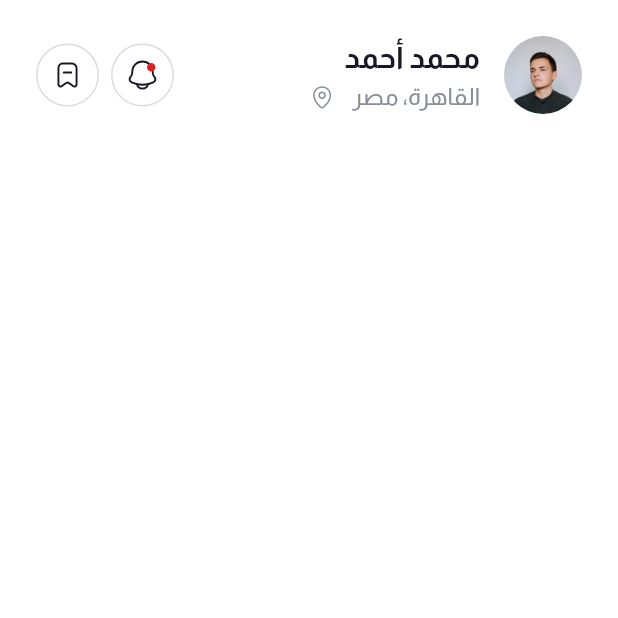
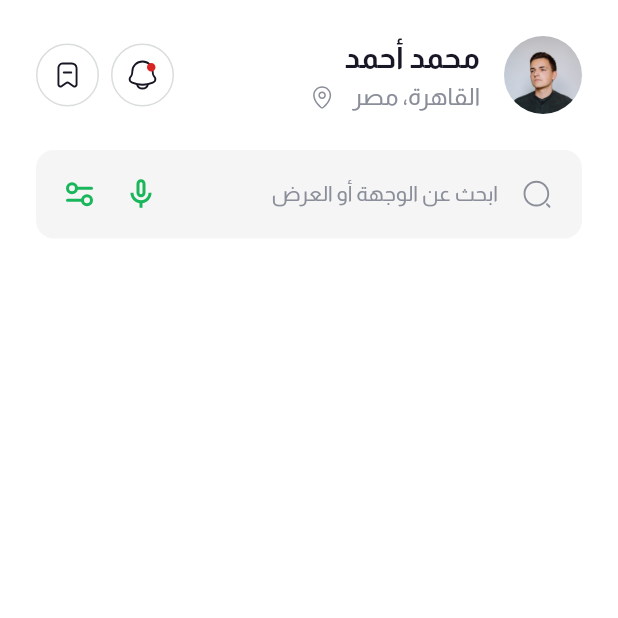
Before and after one commit to KaremMotaz/kera_app, a Flutter app: the screen it shows after launch, on a phone screen of 412 x 824 dp, the top half of it. Run offline on Flutter 3.47's test engine with Material 3 defaults, Android fonts, the phone set to English and light mode, and no system bars; our stand-ins replace flutter_spinkit, flutter_svg, go_router; missing offline and left inert: flutter_inner_shadow.

Commit message:
Finish Home Search Text Field UI

```diff
--- a/lib/core/routing/app_router.dart
+++ b/lib/core/routing/app_router.dart
@@ -8,6 +8,7 @@
 import 'package:kera_app/features/home/presentation/views/book_mark_view.dart';
 import 'package:kera_app/features/home/presentation/views/home_view.dart';
 import 'package:kera_app/features/home/presentation/views/notification_view.dart';
+import 'package:kera_app/features/home/presentation/views/search_view.dart';
 import 'package:kera_app/features/onboarding/onboarding_view.dart';
 import 'package:kera_app/features/profile/presentation/views/profile_view.dart';
 import 'routes.dart';
@@ -61,6 +62,10 @@
           path: Routes.notificationView,
           builder: (context, state) => const NotificationView(),
         ),
+        GoRoute(
+          path: Routes.searchView,
+          builder: (context, state) => const SearchView(),
+        ),
       ],
     );
   }
--- a/lib/core/routing/routes.dart
+++ b/lib/core/routing/routes.dart
@@ -11,4 +11,5 @@
   static const String profileView = '/profileView';
   static const String bookMarkView = '/bookMarkView';
   static const String notificationView = '/notificationView';
+  static const String searchView = '/searchView';
 }
--- a/lib/core/theming/app_colors.dart
+++ b/lib/core/theming/app_colors.dart
@@ -3,9 +3,9 @@
 class AppColors {
   static const Color textBlack = Color(0xff171725);
   static const Color lightGreen = Color(0xff59CF77);
-  static const Color brandGreen = Color(0xff32B453);
+  static const Color mainGreen = Color(0xff1AB65C);
   static const Color bodyGray = Color(0xff8A8E99);
   static const Color darkRed = Color(0xffdb2323);
-  static const Color lightGrey = Color(0xffBDBDBD);
   static const Color lighterGrey = Color(0xffDADDDD);
+  static const Color backgroundGrey = Color(0xffF5F5F5);
 }
--- a/lib/core/theming/app_styles.dart
+++ b/lib/core/theming/app_styles.dart
@@ -7,18 +7,20 @@
     fontSize: 20,
     fontWeight: FontWeightHelper.bold,
   );
-
-
-
   static const TextStyle extraBold26 = TextStyle(
     fontSize: 26,
     fontWeight: FontWeightHelper.extraBold,
   );
-
+  static const TextStyle regular14 = TextStyle(
+    fontSize: 14,
+    fontWeight: FontWeightHelper.regular,
+  );
   static const TextStyle regular16 = TextStyle(
     fontSize: 16,
     fontWeight: FontWeightHelper.regular,
   );
+
+
   static const TextStyle semiBold17 = TextStyle(
     fontSize: 17,
     fontWeight: FontWeightHelper.semiBold,
--- a/lib/core/widgets/app_text_button.dart
+++ b/lib/core/widgets/app_text_button.dart
@@ -25,7 +25,7 @@
         borderRadius: BorderRadius.circular(30),
         boxShadow: [
           BoxShadow(
-            color: shadowColor ?? AppColors.brandGreen,
+            color: shadowColor ?? AppColors.mainGreen,
             blurRadius: 0,
             offset: Offset(0, 0),
             spreadRadius: 2,
@@ -57,7 +57,7 @@
               color: Colors.white,
               gradient: withGradient == true
                   ? LinearGradient(
-                      colors: [AppColors.lightGreen, AppColors.brandGreen],
+                      colors: [AppColors.lightGreen, AppColors.mainGreen],
                       stops: const [0.0, 0.75],
                       begin: Alignment.topCenter,
                       end: Alignment.bottomCenter,
--- a/lib/core/widgets/app_text_form_field.dart
+++ b/lib/core/widgets/app_text_form_field.dart
@@ -17,7 +17,7 @@
     this.textStyle,
     required this.validator,
     this.textInputType,
-    this.prefixIcon,
+    this.prefixIcon, this.onTap, this.readOnly,
   });
   final TextEditingController? controller;
   final EdgeInsetsGeometry? contentPadding;
@@ -31,11 +31,15 @@
   final TextStyle? textStyle;
   final Function(String?) validator;
   final TextInputType? textInputType;
+  final VoidCallback? onTap;
+  final bool? readOnly;
 
   @override
   Widget build(BuildContext context) {
     return TextFormField(
-      cursorColor: AppColors.brandGreen,
+      onTap: onTap,
+      readOnly: readOnly ?? false,
+      cursorColor: AppColors.bodyGray,
       keyboardType: textInputType ?? TextInputType.name,
       controller: controller,
       decoration: InputDecoration(
@@ -54,15 +58,15 @@
             const EdgeInsets.symmetric(horizontal: 20, vertical: 18),
         focusedBorder:
             focusedBorder ??
-            buildOutLineInputBorder(borderColor: AppColors.lightGrey),
+            buildOutLineInputBorder(borderColor: AppColors.backgroundGrey),
         enabledBorder:
             enabledBorder ??
-            buildOutLineInputBorder(borderColor: AppColors.lightGrey),
+            buildOutLineInputBorder(borderColor: Colors.transparent),
         errorBorder: buildOutLineInputBorder(borderColor: AppColors.darkRed),
         focusedErrorBorder: buildOutLineInputBorder(
           borderColor: AppColors.darkRed,
         ),
-        hintStyle: AppStyles.regular16,
+        hintStyle: AppStyles.regular14.copyWith(color: AppColors.bodyGray),
         hintText: hintText,
         suffixIcon: suffixIcon,
         prefixIcon: prefixIcon,
@@ -81,6 +85,6 @@
 OutlineInputBorder buildOutLineInputBorder({required Color borderColor}) {
   return OutlineInputBorder(
     borderSide: BorderSide(color: borderColor, width: 1.3),
-    borderRadius: BorderRadius.circular(40),
+    borderRadius: BorderRadius.circular(12),
   );
 }
--- a/lib/features/auth/presentation/views/forgot_password_view.dart
+++ b/lib/features/auth/presentation/views/forgot_password_view.dart
@@ -19,7 +19,9 @@
                 alignment: AlignmentDirectional.centerStart,
                 child: Text(
                   "Forget Password",
-                  style: AppStyles.medium15.copyWith(color: AppColors.brandGreen),
+                  style: AppStyles.medium15.copyWith(
+                    color: AppColors.mainGreen,
+                  ),
                 ),
               ),
               const SizedBox(height: 15),
--- a/lib/features/auth/presentation/widgets/login/forgot_password.dart
+++ b/lib/features/auth/presentation/widgets/login/forgot_password.dart
@@ -3,7 +3,6 @@
 import 'package:kera_app/core/routing/routes.dart';
 import 'package:kera_app/core/theming/app_colors.dart';
 import 'package:kera_app/core/theming/app_styles.dart';
-
 
 class ForgotPassword extends StatelessWidget {
   const ForgotPassword({super.key});
@@ -16,7 +15,7 @@
       },
       child: Text(
         "Forgot password?",
-        style: AppStyles.medium12.copyWith(color: AppColors.brandGreen),
+        style: AppStyles.medium12.copyWith(color: AppColors.mainGreen),
       ),
     );
   }
--- a/lib/features/auth/presentation/widgets/login/password_text_field.dart
+++ b/lib/features/auth/presentation/widgets/login/password_text_field.dart
@@ -3,7 +3,6 @@
 import 'package:kera_app/core/theming/app_colors.dart';
 import 'package:kera_app/core/theming/app_styles.dart';
 import 'package:kera_app/core/widgets/app_text_form_field.dart';
-
 
 class PasswordTextField extends StatefulWidget {
   final TextEditingController passwordController;
@@ -38,7 +37,7 @@
             },
             icon: Icon(
               isPasswordObscureText ? Icons.visibility_off : Icons.visibility,
-              color: AppColors.brandGreen,
+              color: AppColors.mainGreen,
             ),
           ),
           validator: validatePassword,
--- a/lib/features/home/presentation/widgets/custom_search_text_field.dart
+++ b/lib/features/home/presentation/widgets/custom_search_text_field.dart
@@ -1,10 +1,56 @@
 import 'package:flutter/material.dart';
+import 'package:flutter_svg/svg.dart';
+import 'package:go_router/go_router.dart';
+import 'package:kera_app/core/routing/routes.dart';
+import 'package:kera_app/core/theming/app_colors.dart';
+import '../../../../../core/theming/app_assets.dart';
+import '../../../../../core/widgets/app_text_form_field.dart';
 
 class CustomSearchTextField extends StatelessWidget {
   const CustomSearchTextField({super.key});
 
   @override
   Widget build(BuildContext context) {
-    return Container();
+    return AppTextFormField(
+      onTap: () {
+        context.push(Routes.searchView);
+      },
+      readOnly: true,
+      hintText: "ابحث عن الوجهة أو العرض",
+      backgroundColor: AppColors.backgroundGrey,
+      validator: (value) {},
+      prefixIcon: Padding(
+        padding: const EdgeInsets.only(left: 12, right: 20),
+        child: SvgPicture.asset(
+          AppAssets.searchIcon,
+          colorFilter: const ColorFilter.mode(
+            AppColors.bodyGray,
+            BlendMode.srcIn,
+          ),
+        ),
+      ),
+      suffixIcon: Row(
+        mainAxisSize: MainAxisSize.min,
+        children: [
+          SvgPicture.asset(
+            AppAssets.micIcon,
+            colorFilter: const ColorFilter.mode(
+              AppColors.mainGreen,
+              BlendMode.srcIn,
+            ),
+          ),
+          Padding(
+            padding: const EdgeInsets.only(right: 17, left: 17),
+            child: SvgPicture.asset(
+              AppAssets.filterIcon,
+              colorFilter: const ColorFilter.mode(
+                AppColors.mainGreen,
+                BlendMode.srcIn,
+              ),
+            ),
+          ),
+        ],
+      ),
+    );
   }
 }
--- a/lib/features/home/presentation/widgets/home_user_details.dart
+++ b/lib/features/home/presentation/widgets/home_user_details.dart
@@ -11,7 +11,7 @@
 
   @override
   Widget build(BuildContext context) {
-    return InkWell(
+    return GestureDetector(
       onTap: () {
         context.push(Routes.profileView);
       },
```
Also changed, not shown: lib/features/home/presentation/views/search_view.dart (added, +13 -0 lines), assets/svgs/filter.svg.
